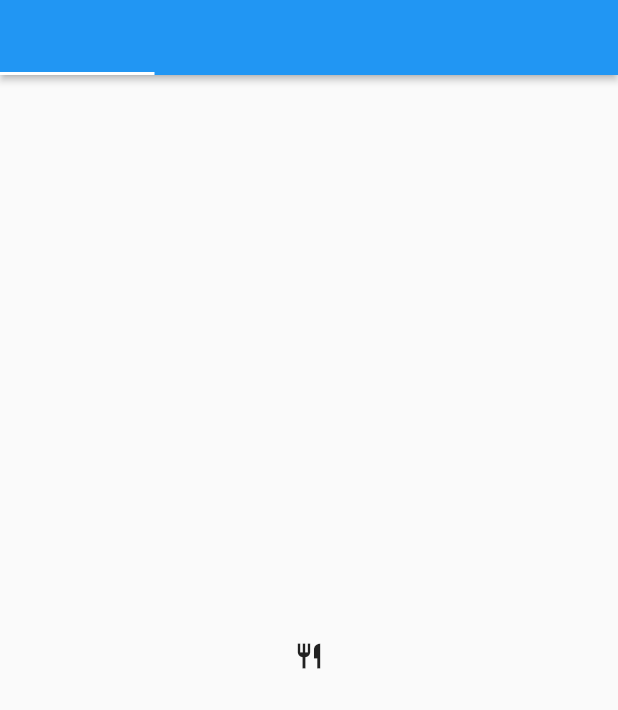
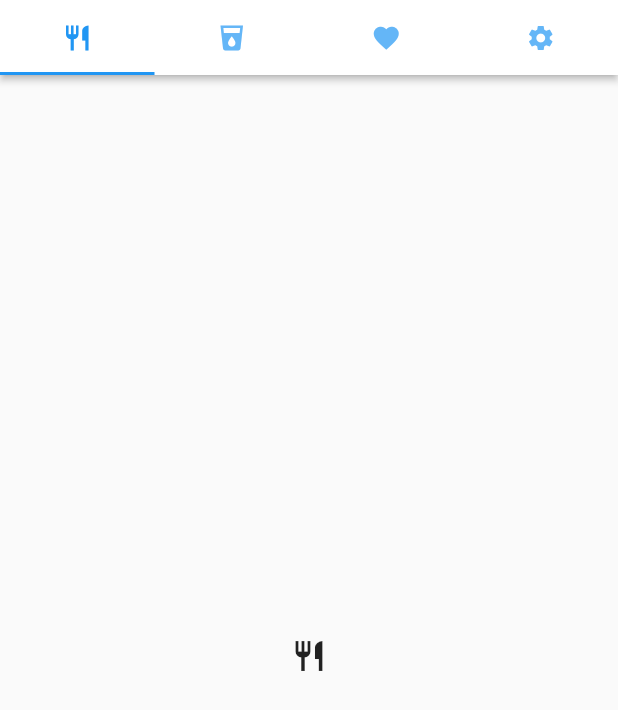
Before and after one commit to krolmic/recipes_app, a Flutter app: the screen it shows after launch, after a tap on "Sign in with Google", on a phone screen of 412 x 824 dp. Shown: the top 710 px of the screen. Run offline on Flutter 3.47's test engine with Material 2 defaults, Android fonts, the phone set to English and light mode, and no system bars.

Commit message:
Added comments from gist, restructured assets directory.

```diff
--- a/lib/ui/screens/home.dart
+++ b/lib/ui/screens/home.dart
@@ -3,20 +3,24 @@
 class HomeScreen extends StatelessWidget {
   @override
   Widget build(BuildContext context) {
+    double _iconSize = 20.0;
+
     return DefaultTabController(
       length: 4,
       child: Scaffold(
         appBar: PreferredSize(
+          // We set Size equal to passed height (50.0) and infinite width:
           preferredSize: Size.fromHeight(50.0),
           child: AppBar(
+            backgroundColor: Colors.white,
             elevation: 2.0,
             bottom: TabBar(
               labelColor: Theme.of(context).indicatorColor,
               tabs: [
-                Tab(icon: Icon(Icons.restaurant, size: 20.0)),
-                Tab(icon: Icon(Icons.local_drink, size: 20.0)),
-                Tab(icon: Icon(Icons.favorite, size: 20.0)),
-                Tab(icon: Icon(Icons.settings, size: 20.0)),
+                Tab(icon: Icon(Icons.restaurant, size: _iconSize)),
+                Tab(icon: Icon(Icons.local_drink, size: _iconSize)),
+                Tab(icon: Icon(Icons.favorite, size: _iconSize)),
+                Tab(icon: Icon(Icons.settings, size: _iconSize)),
               ],
             ),
           ),
@@ -24,11 +28,12 @@
         body: Padding(
           padding: EdgeInsets.all(5.0),
           child: TabBarView(
+            // Placeholders for content of the tabs:
             children: [
-              Center(child: Icon(Icons.restaurant, size: 20.0)),
-              Center(child: Icon(Icons.restaurant, size: 20.0)),
-              Center(child: Icon(Icons.restaurant, size: 20.0)),
-              Center(child: Icon(Icons.restaurant, size: 20.0)),
+              Center(child: Icon(Icons.restaurant)),
+              Center(child: Icon(Icons.local_drink)),
+              Center(child: Icon(Icons.favorite)),
+              Center(child: Icon(Icons.settings)),
             ],
           ),
         ),
--- a/lib/ui/screens/login.dart
+++ b/lib/ui/screens/login.dart
@@ -5,10 +5,13 @@
 class LoginScreen extends StatelessWidget {
   @override
   Widget build(BuildContext context) {
+    // Private methods within build method help us to
+    // organize our code and recognize structure of widget
+    // that we're building:
     BoxDecoration _buildBackground() {
       return BoxDecoration(
         image: DecorationImage(
-          image: AssetImage("assets/images/brooke-lark-385507-unsplash.jpg"),
+          image: AssetImage("assets/brooke-lark-385507-unsplash.jpg"),
           fit: BoxFit.cover,
         ),
       );
@@ -32,8 +35,12 @@
               _buildText(),
               SizedBox(height: 50.0),
               GoogleSignInButton(
+                // Passing function callback as constructor argument:
                 onPressed: () =>
-                    Navigator.of(context).pushReplacementNamed('/'),
+                   // We replace the current page.
+                   // After navigating to the replacement, it's not possible
+                   // to go back to the previous screen:
+                   Navigator.of(context).pushReplacementNamed('/'),
               ),
             ],
           ),
--- a/lib/ui/theme.dart
+++ b/lib/ui/theme.dart
@@ -1,6 +1,8 @@
 import 'package:flutter/material.dart';
 
 ThemeData buildTheme() {
+  // We're going to define all of our font styles
+  // in this method:
   TextTheme _buildTextTheme(TextTheme base) {
     return base.copyWith(
       headline: base.headline.copyWith(
@@ -11,7 +13,10 @@
     );
   }
 
+  // We want to override a default light blue theme.
   final ThemeData base = ThemeData.light();
+
+  // And apply changes on it:
   return base.copyWith(
     textTheme: _buildTextTheme(base.textTheme),
   );
--- a/lib/ui/widgets/google_sign_in_button.dart
+++ b/lib/ui/widgets/google_sign_in_button.dart
@@ -9,7 +9,7 @@
   Widget build(BuildContext context) {
     Image _buildLogo() {
       return Image.asset(
-        "assets/images/g-logo.png",
+        "assets/g-logo.png",
         height: 18.0,
         width: 18.0,
       );
```
Also changed, not shown: pubspec.yaml (+3 -7 lines), assets/images/g-logo.png (deleted), 2 other files.
